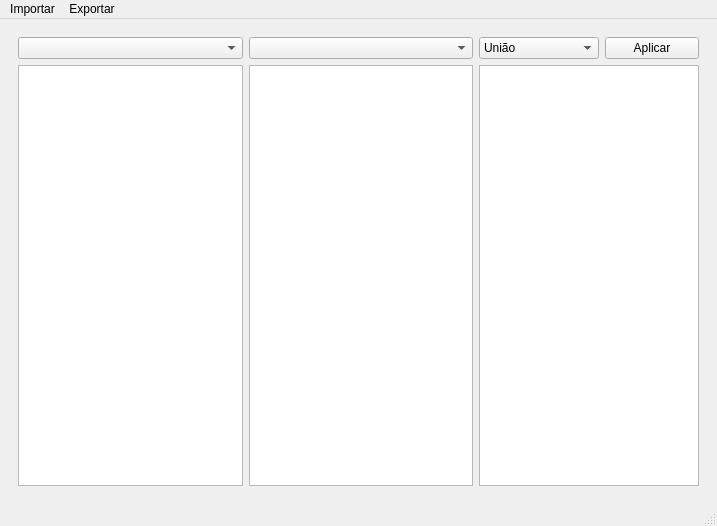
Qt form kleeneup/forms/kleeneup.ui (cauebs/kleeneup) before a commit.
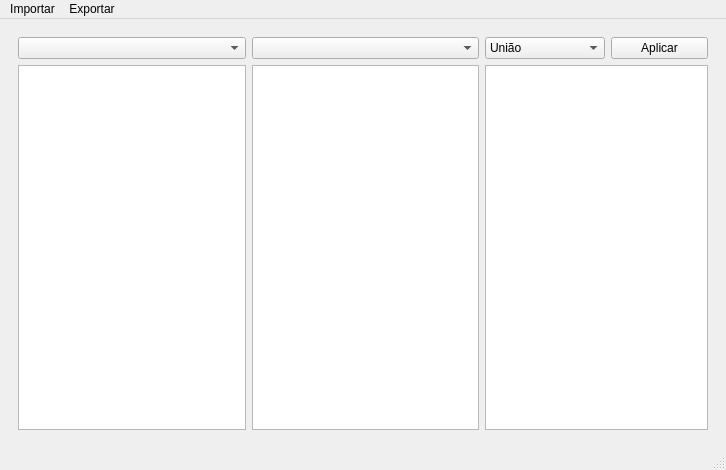
The same form after that commit.

Commit message: implemented window flow

```diff
--- a/kleeneup/forms/kleeneup.ui
+++ b/kleeneup/forms/kleeneup.ui
@@ -6,8 +6,8 @@
    <rect>
     <x>0</x>
     <y>0</y>
-    <width>717</width>
-    <height>526</height>
+    <width>726</width>
+    <height>470</height>
    </rect>
   </property>
   <property name="windowTitle">
@@ -113,7 +113,7 @@
     <rect>
      <x>0</x>
      <y>0</y>
-     <width>717</width>
+     <width>726</width>
      <height>21</height>
     </rect>
    </property>
@@ -123,12 +123,12 @@
     </property>
     <addaction name="actionGram_tica_2"/>
    </widget>
-   <widget class="QMenu" name="menuInserir">
+   <widget class="QMenu" name="menuImportar">
     <property name="title">
      <string>Importar</string>
     </property>
    </widget>
-   <addaction name="menuInserir"/>
+   <addaction name="menuImportar"/>
    <addaction name="menuExportar"/>
   </widget>
   <action name="actionGram_tica">
```
Left out of the diff: 26 changed lines with no effect on the pictures. The commit also changes 3 other files.
